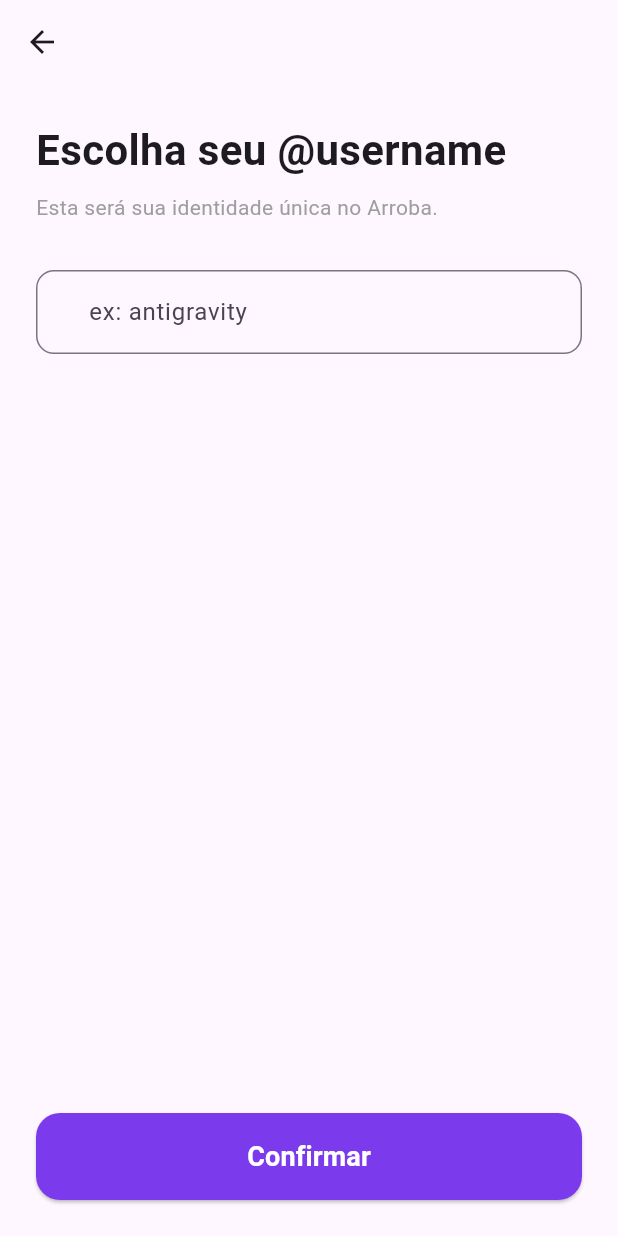
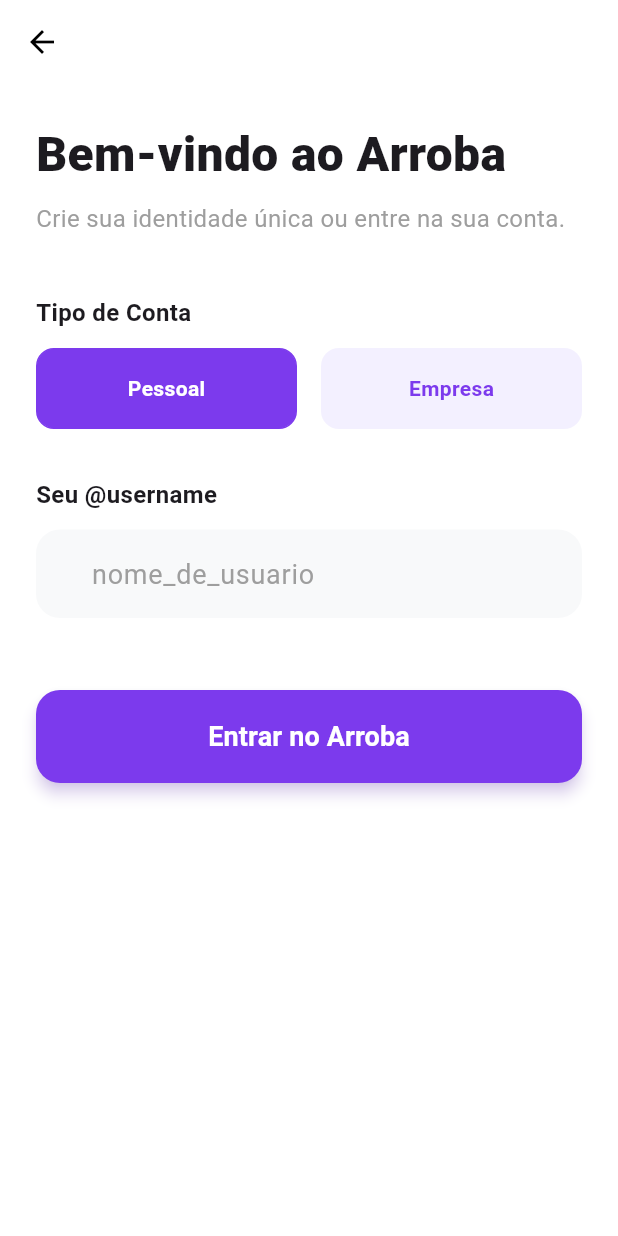
Before and after one commit to lucascrat/arrobamessenger, a Flutter app: the UsernameScreen screen opened directly, on a phone screen of 412 x 824 dp. Run offline on Flutter 3.47's test engine with Material 3 defaults, Android fonts, the phone set to English and light mode, and no system bars; our stand-ins replace image_picker, shared_preferences, socket_io_client; accounts and stored records are empty.

Commit message:
feat: complete login flow with personal/business account types and improved UI

```diff
--- a/lib/main.dart
+++ b/lib/main.dart
@@ -98,6 +98,7 @@
 class _UsernameScreenState extends State<UsernameScreen> {
   final TextEditingController _controller = TextEditingController();
   bool _isLoading = false;
+  String _userType = 'PERSONAL'; // PERSONAL ou BUSINESS
 
   Future<void> _registerUser() async {
     if (_controller.text.isEmpty) return;
@@ -108,16 +109,19 @@
       final response = await http.post(
         Uri.parse('${Constants.apiUrl}/register'),
         headers: {'Content-Type': 'application/json'},
-        body: jsonEncode({'username': _controller.text.trim().toLowerCase()}),
+        body: jsonEncode({
+          'username': _controller.text.trim().toLowerCase(),
+          'userType': _userType,
+        }),
       );
 
       if (response.statusCode == 200) {
         final userData = jsonDecode(response.body);
 
-        // Save to SharedPreferences
         final prefs = await SharedPreferences.getInstance();
         await prefs.setString('userId', userData['id']);
         await prefs.setString('username', userData['username']);
+        await prefs.setString('userType', userData['userType']);
 
         if (!mounted) return;
         ScaffoldMessenger.of(context).showSnackBar(
@@ -144,25 +148,95 @@
   @override
   Widget build(BuildContext context) {
     return Scaffold(
-      appBar: AppBar(backgroundColor: Colors.transparent, elevation: 0),
-      body: Padding(
+      backgroundColor: Colors.white,
+      appBar: AppBar(backgroundColor: Colors.transparent, elevation: 0, foregroundColor: Colors.black),
+      body: SingleChildScrollView(
+        child: Padding(
           padding: const EdgeInsets.all(24.0),
           child: Column(
             crossAxisAlignment: CrossAxisAlignment.start,
             children: [
-            const Text('Escolha seu @username', style: TextStyle(fontSize: 28, fontWeight: FontWeight.bold)),
+              const Text('Bem-vindo ao Arroba', style: TextStyle(fontSize: 32, fontWeight: FontWeight.w900)),
               const SizedBox(height: 8),
-            const Text('Esta será sua identidade única no Arroba.', style: TextStyle(color: Colors.grey)),
+              const Text('Crie sua identidade única ou entre na sua conta.', style: TextStyle(color: Colors.grey, fontSize: 16)),
+              const SizedBox(height: 40),
+
+              const Text('Tipo de Conta', style: TextStyle(fontWeight: FontWeight.bold, fontSize: 16)),
+              const SizedBox(height: 12),
+              Row(
+                children: [
+                  Expanded(
+                    child: GestureDetector(
+                      onTap: () => setState(() => _userType = 'PERSONAL'),
+                      child: Container(
+                        padding: const EdgeInsets.symmetric(vertical: 16),
+                        decoration: BoxDecoration(
+                          color: _userType == 'PERSONAL' ? const Color(0xFF7C3AED) : const Color(0xFFF3F0FF),
+                          borderRadius: BorderRadius.circular(12),
+                          border: Border.all(color: _userType == 'PERSONAL' ? const Color(0xFF7C3AED) : Colors.transparent),
+                        ),
+                        child: Center(
+                          child: Text(
+                            'Pessoal',
+                            style: TextStyle(
+                              color: _userType == 'PERSONAL' ? Colors.white : const Color(0xFF7C3AED),
+                              fontWeight: FontWeight.bold
+                            ),
+                          ),
+                        ),
+                      ),
+                    ),
+                  ),
+                  const SizedBox(width: 16),
+                  Expanded(
+                    child: GestureDetector(
+                      onTap: () => setState(() => _userType = 'BUSINESS'),
+                      child: Container(
+                        padding: const EdgeInsets.symmetric(vertical: 16),
+                        decoration: BoxDecoration(
+                          color: _userType == 'BUSINESS' ? const Color(0xFF7C3AED) : const Color(0xFFF3F0FF),
+                          borderRadius: BorderRadius.circular(12),
+                          border: Border.all(color: _userType == 'BUSINESS' ? const Color(0xFF7C3AED) : Colors.transparent),
+                        ),
+                        child: Center(
+                          child: Text(
+                            'Empresa',
+                            style: TextStyle(
+                              color: _userType == 'BUSINESS' ? Colors.white : const Color(0xFF7C3AED),
+                              fontWeight: FontWeight.bold
+                            ),
+                          ),
+                        ),
+                      ),
+                    ),
+                  ),
+                ],
+              ),
+
               const SizedBox(height: 32),
+              const Text('Seu @username', style: TextStyle(fontWeight: FontWeight.bold, fontSize: 16)),
+              const SizedBox(height: 12),
               TextField(
                 controller: _controller,
+                style: const TextStyle(fontSize: 18, fontWeight: FontWeight.bold),
                 decoration: InputDecoration(
                   prefixText: '@ ',
-                hintText: 'ex: antigravity',
-                border: OutlineInputBorder(borderRadius: BorderRadius.circular(12)),
+                  prefixStyle: const TextStyle(color: Color(0xFF7C3AED), fontWeight: FontWeight.bold, fontSize: 18),
+                  hintText: 'nome_de_usuario',
+                  hintStyle: const TextStyle(fontWeight: FontWeight.normal, color: Colors.grey),
+                  filled: true,
+                  fillColor: const Color(0xFFF8F9FA),
+                  border: OutlineInputBorder(
+                    borderRadius: BorderRadius.circular(16),
+                    borderSide: BorderSide.none,
+                  ),
+                  focusedBorder: OutlineInputBorder(
+                    borderRadius: BorderRadius.circular(16),
+                    borderSide: const BorderSide(color: Color(0xFF7C3AED), width: 2),
                   ),
                 ),
-            const Spacer(),
+              ),
+              const SizedBox(height: 48),
               SizedBox(
                 width: double.infinity,
                 child: ElevatedButton(
@@ -170,17 +244,20 @@
                   style: ElevatedButton.styleFrom(
                     backgroundColor: const Color(0xFF7C3AED),
                     foregroundColor: Colors.white,
-                  padding: const EdgeInsets.symmetric(vertical: 16),
+                    padding: const EdgeInsets.symmetric(vertical: 18),
                     shape: RoundedRectangleBorder(borderRadius: BorderRadius.circular(16)),
+                    elevation: 4,
+                    shadowColor: const Color(0xFF7C3AED).withOpacity(0.4),
                   ),
                   child: _isLoading
                     ? const CircularProgressIndicator(color: Colors.white)
-                  : const Text('Confirmar', style: TextStyle(fontSize: 18, fontWeight: FontWeight.bold)),
+                    : const Text('Entrar no Arroba', style: TextStyle(fontSize: 18, fontWeight: FontWeight.bold)),
                 ),
               ),
             ],
           ),
         ),
+      ),
     );
   }
 }
```
Also changed, not shown: 2 other files. Lines whose indentation alone changed are shown as unchanged.
